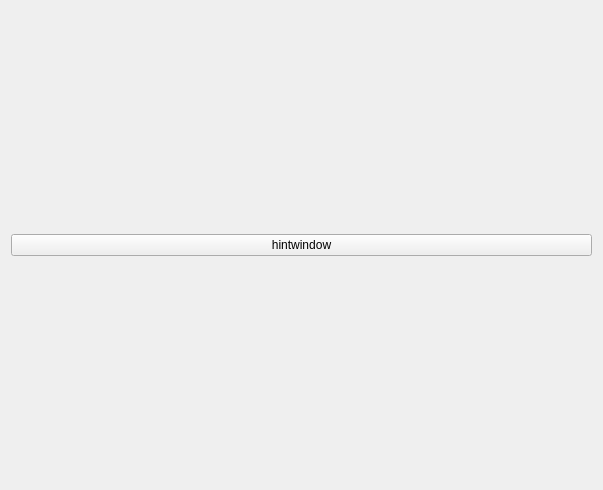
Old version of the form hintwindow.ui in the repository fkjslee/Fragment.
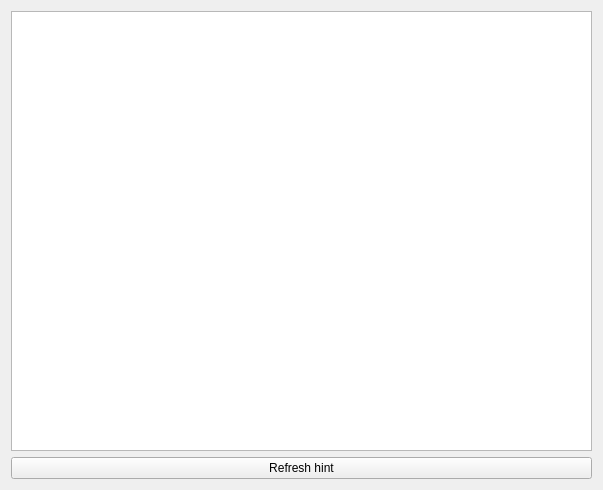
New version of the form.

Commit message: feature: add hint window

The edit to the form file:
```diff
--- a/hintwindow.ui
+++ b/hintwindow.ui
@@ -16,11 +16,14 @@
   <property name="styleSheet">
    <string notr="true"/>
   </property>
-  <layout class="QHBoxLayout" name="horizontalLayout">
+  <layout class="QVBoxLayout" name="verticalLayout">
    <item>
-    <widget class="QPushButton" name="pushButton">
+    <widget class="QGraphicsView" name="view"/>
+   </item>
+   <item>
+    <widget class="QPushButton" name="refreshBtn">
      <property name="text">
-      <string>hintwindow</string>
+      <string>Refresh hint</string>
      </property>
     </widget>
    </item>
```
The commit also changes 17 other files.
